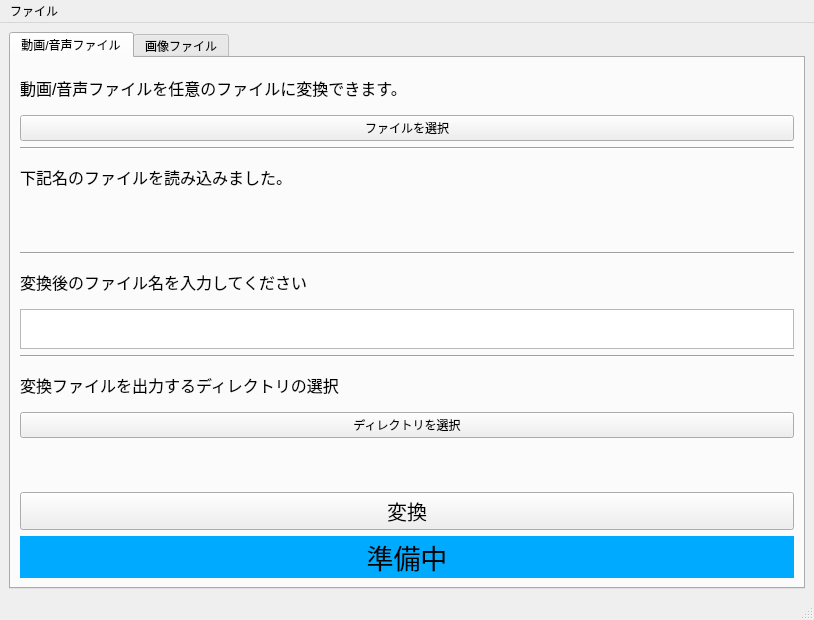
The window that mainwindow.ui (Akasakax/Easy_Converter) describes before a commit, drawn with Qt 5.
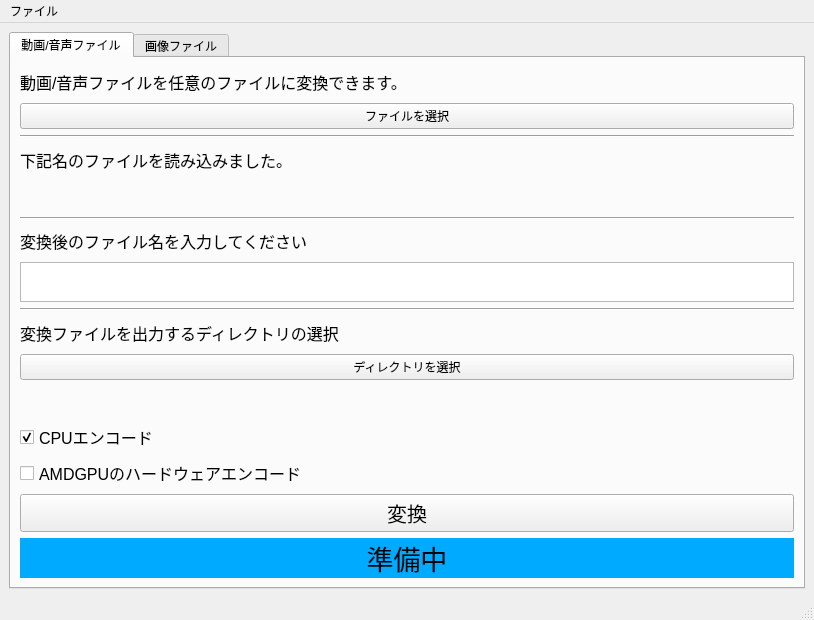
The same window after the commit.

Commit message:
ハードウェアエンコードに対応
AMDのハードウェアエンコードに対応した。またCPUかGPUか選べるようにもした。

The edit to the form file:
```diff
--- a/mainwindow.ui
+++ b/mainwindow.ui
@@ -162,6 +162,35 @@
           </property>
          </widget>
         </item>
+        <item>
+         <widget class="QCheckBox" name="checkBox_2">
+          <property name="font">
+           <font>
+            <pointsize>12</pointsize>
+            <bold>false</bold>
+           </font>
+          </property>
+          <property name="text">
+           <string>CPUエンコード</string>
+          </property>
+          <property name="checked">
+           <bool>true</bool>
+          </property>
+         </widget>
+        </item>
+        <item>
+         <widget class="QCheckBox" name="checkBox">
+          <property name="font">
+           <font>
+            <pointsize>12</pointsize>
+            <bold>false</bold>
+           </font>
+          </property>
+          <property name="text">
+           <string>AMDGPUのハードウェアエンコード</string>
+          </property>
+         </widget>
+        </item>
         <item>
          <widget class="QPushButton" name="pushButton_2">
           <property name="font">
```
The commit also changes 2 other files.
